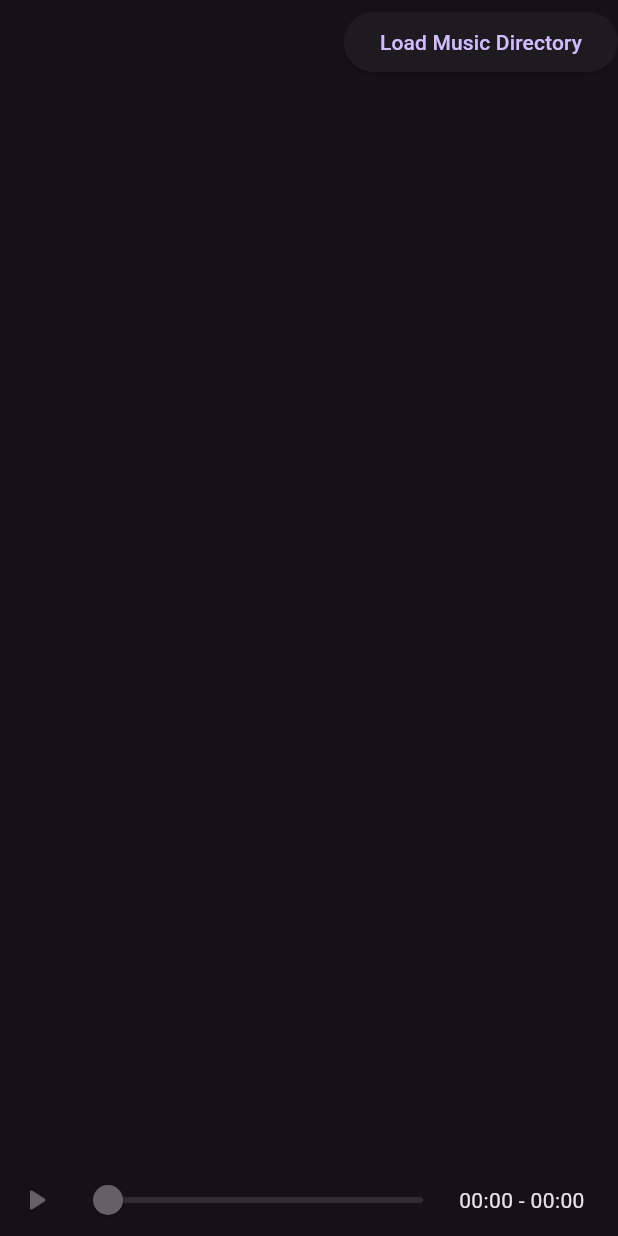
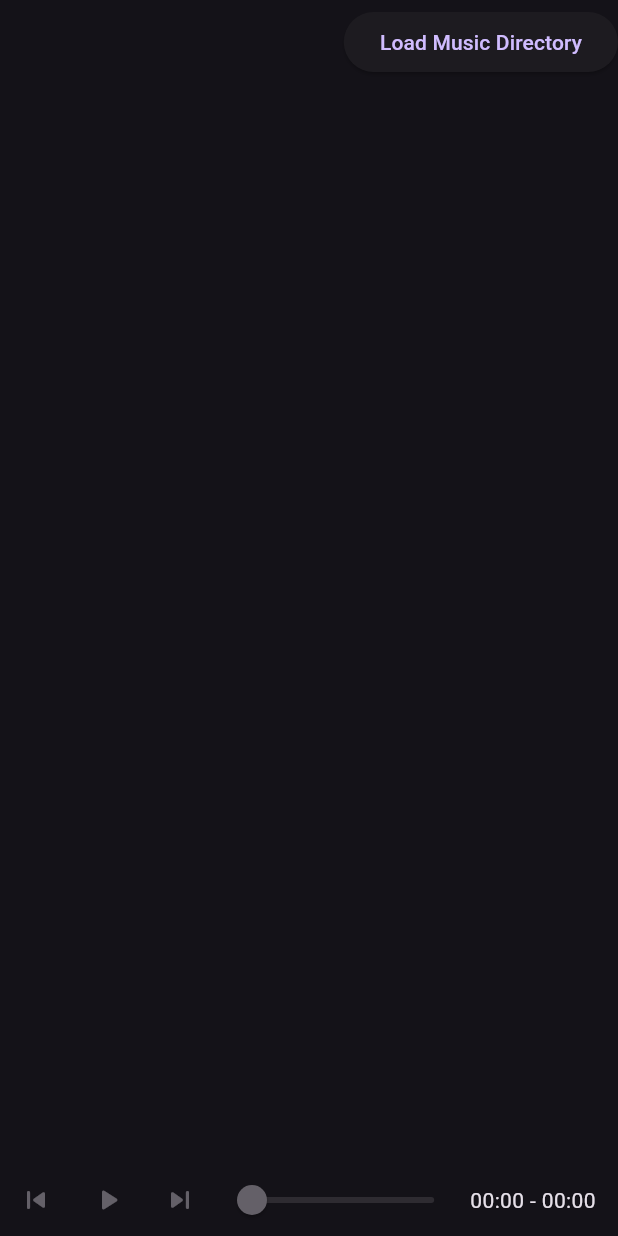
Before and after one commit to saeedafzal/flutter-audio-client, a Flutter app: the screen it shows after launch, after a tap on "Load Music Directory", on a phone screen of 412 x 824 dp. Run offline on Flutter 3.47's test engine with Material 3 defaults, Android fonts, the phone set to English and light mode, and no system bars; missing offline and left inert: media_kit; statements that could not run were skipped; project files that could hold a hidden picture were left out.

```diff
--- /dev/null
+++ b/lib/ core/player_handler.dart
@@ -0,0 +1,28 @@
+import 'dart:async';
+
+import 'package:flutter_audio_client/notifiers/playlist_notifier.dart';
+import 'package:media_kit/media_kit.dart';
+
+class PlayerHandler {
+  List<StreamSubscription> subscriptions = [];
+
+  final Player player;
+  final PlaylistNotifier notifier;
+
+  PlayerHandler({required this.player, required this.notifier});
+
+  void subscribeToEvents() {
+    subscriptions.addAll([
+      player.stream.playing.listen(notifier.playing),
+      player.stream.duration.listen(notifier.setMax),
+      player.stream.position.listen(notifier.setCurrent),
+      player.stream.completed.listen(notifier.onAudioComplete),
+    ]);
+  }
+
+  void cancelSubscriptions() {
+    for (final sub in subscriptions) {
+      sub.cancel();
+    }
+  }
+}
--- /dev/null
+++ b/lib/components/controls.dart
@@ -0,0 +1,28 @@
+import 'package:flutter/material.dart';
+import 'package:flutter_audio_client/notifiers/playlist_notifier.dart';
+import 'package:provider/provider.dart';
+
+class Controls extends StatelessWidget {
+  const Controls({super.key});
+
+  @override
+  Widget build(BuildContext context) {
+    return Consumer<PlaylistNotifier>(builder: (context, value, child) {
+      return Row(children: [
+        IconButton(
+          onPressed: value.index != -1 ? value.prev : null,
+          icon: const Icon(Icons.skip_previous_rounded),
+        ),
+        IconButton(
+          onPressed: value.index != -1 ? value.player.playOrPause : null,
+          icon: Icon(
+              value.isPlaying ? Icons.pause_rounded : Icons.play_arrow_rounded),
+        ),
+        IconButton(
+          onPressed: value.index != -1 ? value.next : null,
+          icon: const Icon(Icons.skip_next_rounded),
+        )
+      ]);
+    });
+  }
+}
--- /dev/null
+++ b/lib/components/duration_labels.dart
@@ -0,0 +1,14 @@
+import 'package:flutter/material.dart';
+import 'package:flutter_audio_client/notifiers/playlist_notifier.dart';
+import 'package:provider/provider.dart';
+
+class DurationLabels extends StatelessWidget {
+  const DurationLabels({super.key});
+
+  @override
+  Widget build(BuildContext context) {
+    return Consumer<PlaylistNotifier>(builder: (context, value, child) {
+      return Text("${value.currentFormatted()} - ${value.maxFormatted()}    ");
+    });
+  }
+}
--- /dev/null
+++ b/lib/components/seeker.dart
@@ -0,0 +1,24 @@
+import 'package:flutter/material.dart';
+import 'package:flutter_audio_client/notifiers/playlist_notifier.dart';
+import 'package:provider/provider.dart';
+
+class Seeker extends StatelessWidget {
+  const Seeker({super.key});
+
+  @override
+  Widget build(BuildContext context) {
+    return SliderTheme(
+      data: const SliderThemeData(
+        showValueIndicator: ShowValueIndicator.onlyForContinuous,
+      ),
+      child: Consumer<PlaylistNotifier>(builder: (context, value, child) {
+        return Slider(
+          max: value.max,
+          value: value.current,
+          label: value.currentFormatted(),
+          onChanged: value.index != -1 ? value.seek : null,
+        );
+      }),
+    );
+  }
+}
--- a/lib/main.dart
+++ b/lib/main.dart
@@ -1,11 +1,23 @@
 import 'package:flutter/material.dart';
+import 'package:flutter_audio_client/notifiers/playlist_notifier.dart';
 import 'package:flutter_audio_client/views/dashboard_view.dart';
 import 'package:media_kit/media_kit.dart';
+import 'package:provider/provider.dart';
 
 void main() {
   WidgetsFlutterBinding.ensureInitialized();
   MediaKit.ensureInitialized();
-  runApp(const FlutterAudioClient());
+
+  runApp(provider());
+}
+
+MultiProvider provider() {
+  return MultiProvider(
+    providers: [
+      ChangeNotifierProvider(create: (_) => PlaylistNotifier()),
+    ],
+    child: const FlutterAudioClient(),
+  );
 }
 
 class FlutterAudioClient extends StatelessWidget {
@@ -15,9 +27,7 @@ class FlutterAudioClient extends StatelessWidget {
   Widget build(BuildContext context) {
     return MaterialApp(
       title: "Flutter Audio Client",
-      theme: ThemeData.light(useMaterial3: true),
-      darkTheme: ThemeData.dark(useMaterial3: true),
-      themeMode: ThemeMode.dark,
+      theme: ThemeData.dark(useMaterial3: true),
       home: const DashboardView(),
     );
   }
--- a/lib/views/dashboard_model.dart
+++ /dev/null
@@ -1,80 +0,0 @@
-import 'dart:async';
-import 'dart:io';
-
-import 'package:media_kit/media_kit.dart';
-
-class DashboardModel {
-  List<Media> mediaList = [];
-  int selectedIndex = -1;
-  bool isPlaying = false;
-
-  // Seek
-  double current = 0;
-  double max = 0;
-
-  List<StreamSubscription> subscriptions = [];
-
-  void init(Player player, Function setState) {
-    subscriptions.add(player.stream.playing
-        .listen((event) => setState(() => isPlaying = event)));
-
-    subscriptions.add(player.stream.completed.listen((event) {
-      if (event) {
-        int newIndex = selectedIndex + 1;
-        if (newIndex >= mediaList.length) {
-          newIndex = 0;
-        }
-
-        setState(() => selectedIndex = newIndex);
-        loadAndPlay(newIndex, player);
-      }
-    }));
-
-    subscriptions.add(player.stream.position.listen((event) {
-      double value = event.inMilliseconds.toDouble();
-      if (event != Duration.zero && max >= value) {
-        setState(() => current = value);
-      }
-    }));
-
-    subscriptions.add(player.stream.duration.listen((event) {
-      if (event != Duration.zero) {
-        setState(() => max = event.inMilliseconds.toDouble());
-      }
-    }));
-  }
-
-  void loadMusicDirectory() {
-    final directory = Directory("${Platform.environment["HOME"]!}/Music");
-    if (directory.existsSync()) {
-      mediaList = directory.listSync().map((e) => Media(e.path)).toList();
-    }
-  }
-
-  void loadAndPlay(int index, Player player) {
-    final media = mediaList[index];
-    player.open(media);
-  }
-
-  void playOrPause(Player player) {
-    player.playOrPause();
-  }
-
-  void seek(Player player, double value) {
-    player.seek(Duration(milliseconds: value.toInt()));
-  }
-
-  String currentFormatted() =>
-      _formatDuration(Duration(milliseconds: current.toInt()));
-
-  String maxFormatted() => _formatDuration(Duration(milliseconds: max.toInt()));
-
-  String _formatDuration(Duration duration) {
-    String twoDigits(int n) => n.toString().padLeft(2, "0");
-    final String twoDigitMinutes = twoDigits(duration.inMinutes.remainder(60));
-    final String twoDigitSeconds = twoDigits(duration.inSeconds.remainder(60));
-    return duration.inHours > 0
-        ? "${twoDigits(duration.inHours)}:$twoDigitMinutes:$twoDigitSeconds"
-        : "$twoDigitMinutes:$twoDigitSeconds";
-  }
-}
--- a/lib/views/dashboard_view.dart
+++ b/lib/views/dashboard_view.dart
@@ -1,6 +1,12 @@
 import 'package:flutter/material.dart';
-import 'package:flutter_audio_client/views/dashboard_model.dart';
+import 'package:flutter_audio_client/%20core/player_handler.dart';
+import 'package:flutter_audio_client/components/controls.dart';
+import 'package:flutter_audio_client/components/duration_labels.dart';
+import 'package:flutter_audio_client/components/seeker.dart';
+import 'package:flutter_audio_client/notifiers/playlist_notifier.dart';
+import 'package:flutter_audio_client/views/playlist_view.dart';
 import 'package:media_kit/media_kit.dart';
+import 'package:provider/provider.dart';
 
 class DashboardView extends StatefulWidget {
   const DashboardView({super.key});
@@ -10,70 +16,44 @@ class DashboardView extends StatefulWidget {
 }
 
 class _DashboardViewState extends State<DashboardView> {
-  final player = Player();
-  final dashboardModel = DashboardModel();
+  late final PlayerHandler playerHandler;
+  late final Player player;
 
   @override
   void initState() {
     super.initState();
-    dashboardModel.init(player, setState);
+
+    final playlistNotifier = context.read<PlaylistNotifier>();
+
+    player = Player();
+    player.setPlaylistMode(PlaylistMode.loop);
+    playlistNotifier.player = player;
+
+    playerHandler = PlayerHandler(
+      player: player,
+      notifier: playlistNotifier,
+    );
+
+    playerHandler.subscribeToEvents();
   }
 
   @override
   Widget build(BuildContext context) {
+    var playlistNotifier = context.read<PlaylistNotifier>();
+
     return Scaffold(
-      appBar: AppBar(
-        actions: [
-          ElevatedButton(
-            onPressed: () => setState(dashboardModel.loadMusicDirectory),
-            child: const Text("Load Music Directory"),
-          )
-        ],
-      ),
-      body: Column(children: [
-        Expanded(
-          child: ListView.builder(
-            itemCount: dashboardModel.mediaList.length,
-            itemBuilder: (_, index) {
-              final media = dashboardModel.mediaList[index];
-              final filename = media.uri.split("/").last;
-              return ListTile(
-                title: Text(filename),
-                selected: dashboardModel.selectedIndex == index,
-                onTap: () {
-                  dashboardModel.loadAndPlay(index, player);
-                  setState(() => dashboardModel.selectedIndex = index);
-                },
-              );
-            },
-          ),
-        ),
+      appBar: AppBar(actions: [
+        ElevatedButton(
+          onPressed: playlistNotifier.loadMusicDirectory,
+          child: const Text("Load Music Directory"),
+        )
+      ]),
+      body: const Column(children: [
+        Expanded(child: PlaylistView()),
         Row(children: [
-          IconButton(
-            onPressed: dashboardModel.selectedIndex != -1
-                ? () => dashboardModel.playOrPause(player)
-                : null,
-            icon: Icon(dashboardModel.isPlaying
-                ? Icons.pause_rounded
-                : Icons.play_arrow_rounded),
-          ),
-          Expanded(
-            child: SliderTheme(
-              data: const SliderThemeData(
-                showValueIndicator: ShowValueIndicator.onlyForContinuous,
-              ),
-              child: Slider(
-                value: dashboardModel.current,
-                max: dashboardModel.max,
-                label: dashboardModel.currentFormatted(),
-                onChanged: dashboardModel.selectedIndex != -1
-                    ? (value) => dashboardModel.seek(player, value)
-                    : null,
-              ),
-            ),
-          ),
-          Text(
-              "${dashboardModel.currentFormatted()} - ${dashboardModel.maxFormatted()}      ")
+          Controls(),
+          Expanded(child: Seeker()),
+          DurationLabels(),
         ])
       ]),
     );
@@ -81,9 +61,7 @@ class _DashboardViewState extends State<DashboardView> {
 
   @override
   void dispose() {
-    for (final sub in dashboardModel.subscriptions) {
-      sub.cancel();
-    }
+    playerHandler.cancelSubscriptions();
     player.dispose();
     super.dispose();
   }
--- /dev/null
+++ b/lib/views/playlist_view.dart
@@ -0,0 +1,26 @@
+import 'package:flutter/material.dart';
+import 'package:flutter_audio_client/notifiers/playlist_notifier.dart';
+import 'package:provider/provider.dart';
+
+class PlaylistView extends StatelessWidget {
+  const PlaylistView({super.key});
+
+  @override
+  Widget build(BuildContext context) {
+    return Consumer<PlaylistNotifier>(
+      builder: (context, value, child) {
+        return ListView.builder(
+          itemCount: value.playlist.medias.length,
+          itemBuilder: (context, index) {
+            final media = value.playlist.medias[index];
+            return ListTile(
+              title: Text(media.uri.split("/").last),
+              selected: value.index == index,
+              onTap: () => value.playIndex(index),
+            );
+          },
+        );
+      },
+    );
+  }
+}
--- a/pubspec.yaml
+++ b/pubspec.yaml
@@ -31,12 +31,9 @@ dependencies:
   flutter:
     sdk: flutter
   cupertino_icons: ^1.0.8
-  get:
-    git:
-      url: https://github.com/jonataslaw/getx
-      ref: master
   media_kit: ^1.1.11
   media_kit_libs_audio: ^1.0.5
+  provider: ^6.1.2
 
 dev_dependencies:
   flutter_test:
```
Also changed, not shown: lib/notifiers/playlist_notifier.dart (added, +96 -0 lines), pubspec.lock.
